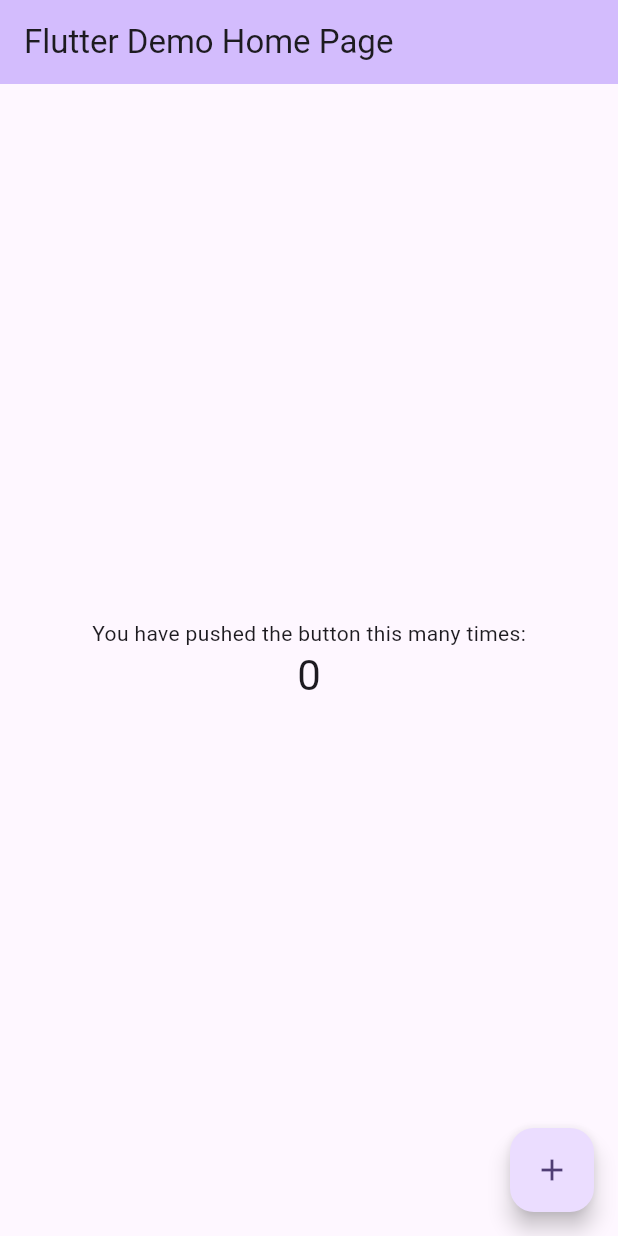
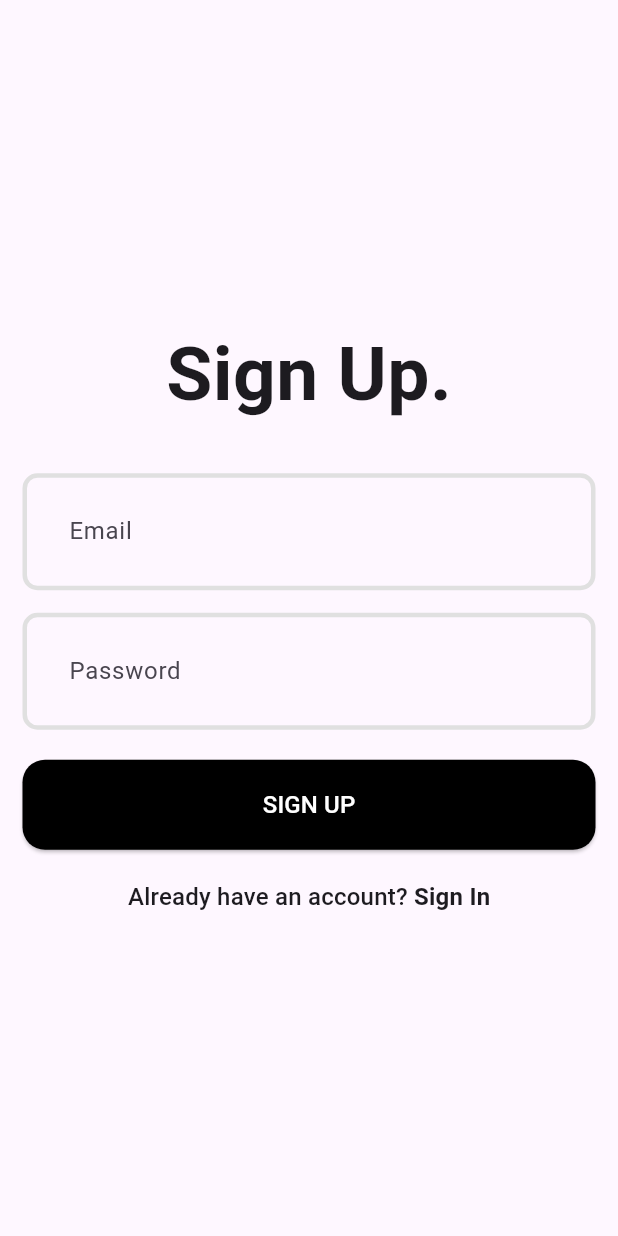
Before and after one commit to httpnaomi/securepay, a Flutter app: the screen it shows after launch, on a phone screen of 412 x 824 dp. Run offline on Flutter 3.47's test engine with Material 3 defaults, Android fonts, the phone set to English and light mode, and no system bars; our stand-ins replace firebase_core; accounts and stored records are empty; Roboto replaces fonts that are missing (Cera Pro).

Commit message:
update
Added sign in and sign up page as well as adding firebase dependancies now to
 work on authentication

```diff
--- a/lib/main.dart
+++ b/lib/main.dart
@@ -1,6 +1,14 @@
+import 'package:firebase_core/firebase_core.dart';
 import 'package:flutter/material.dart';
+import 'package:securepay/firebase_options.dart';
+import 'package:securepay/signup_page.dart';
 
-void main() {
+void main() async{
+  WidgetsFlutterBinding.ensureInitialized();
+  // Ensure that Firebase is initialized before running the app
+  await Firebase.initializeApp(
+    options: DefaultFirebaseOptions.currentPlatform,
+  );
   runApp(const MyApp());
 }
 
@@ -11,112 +19,37 @@ class MyApp extends StatelessWidget {
   @override
   Widget build(BuildContext context) {
     return MaterialApp(
-      title: 'Flutter Demo',
+      title: 'Task Management',
       theme: ThemeData(
-        // This is the theme of your application.
-        //
-        // TRY THIS: Try running your application with "flutter run". You'll see
-        // the application has a purple toolbar. Then, without quitting the app,
-        // try changing the seedColor in the colorScheme below to Colors.green
-        // and then invoke "hot reload" (save your changes or press the "hot
-        // reload" button in a Flutter-supported IDE, or press "r" if you used
-        // the command line to start the app).
-        //
-        // Notice that the counter didn't reset back to zero; the application
-        // state is not lost during the reload. To reset the state, use hot
-        // restart instead.
-        //
-        // This works for code too, not just values: Most code changes can be
-        // tested with just a hot reload.
-        colorScheme: ColorScheme.fromSeed(seedColor: Colors.deepPurple),
+        fontFamily: 'Cera Pro',
+        elevatedButtonTheme: ElevatedButtonThemeData(
+          style: ElevatedButton.styleFrom(
+            backgroundColor: Colors.black,
+            minimumSize: const Size(double.infinity, 60),
+            shape: RoundedRectangleBorder(
+              borderRadius: BorderRadius.circular(15),
+            ),
+          ),
+        ),
+        inputDecorationTheme: InputDecorationTheme(
+          contentPadding: const EdgeInsets.all(27),
+          enabledBorder: OutlineInputBorder(
+            borderSide: BorderSide(
+              color: Colors.grey.shade300,
+              width: 3,
+            ),
+            borderRadius: BorderRadius.circular(10),
+          ),
+          focusedBorder: OutlineInputBorder(
+            borderSide: const BorderSide(
+              // color: Pallete.gradient2,
+              width: 3,
+            ),
+            borderRadius: BorderRadius.circular(10),
+          ),
+        ),
       ),
-      home: const MyHomePage(title: 'Flutter Demo Home Page'),
+      home: const SignUpPage(),
     );
   }
 }
-
-class MyHomePage extends StatefulWidget {
-  const MyHomePage({super.key, required this.title});
-
-  // This widget is the home page of your application. It is stateful, meaning
-  // that it has a State object (defined below) that contains fields that affect
-  // how it looks.
-
-  // This class is the configuration for the state. It holds the values (in this
-  // case the title) provided by the parent (in this case the App widget) and
-  // used by the build method of the State. Fields in a Widget subclass are
-  // always marked "final".
-
-  final String title;
-
-  @override
-  State<MyHomePage> createState() => _MyHomePageState();
-}
-
-class _MyHomePageState extends State<MyHomePage> {
-  int _counter = 0;
-
-  void _incrementCounter() {
-    setState(() {
-      // This call to setState tells the Flutter framework that something has
-      // changed in this State, which causes it to rerun the build method below
-      // so that the display can reflect the updated values. If we changed
-      // _counter without calling setState(), then the build method would not be
-      // called again, and so nothing would appear to happen.
-      _counter++;
-    });
-  }
-
-  @override
-  Widget build(BuildContext context) {
-    // This method is rerun every time setState is called, for instance as done
-    // by the _incrementCounter method above.
-    //
-    // The Flutter framework has been optimized to make rerunning build methods
-    // fast, so that you can just rebuild anything that needs updating rather
-    // than having to individually change instances of widgets.
-    return Scaffold(
-      appBar: AppBar(
-        // TRY THIS: Try changing the color here to a specific color (to
-        // Colors.amber, perhaps?) and trigger a hot reload to see the AppBar
-        // change color while the other colors stay the same.
-        backgroundColor: Theme.of(context).colorScheme.inversePrimary,
-        // Here we take the value from the MyHomePage object that was created by
-        // the App.build method, and use it to set our appbar title.
-        title: Text(widget.title),
-      ),
-      body: Center(
-        // Center is a layout widget. It takes a single child and positions it
-        // in the middle of the parent.
-        child: Column(
-          // Column is also a layout widget. It takes a list of children and
-          // arranges them vertically. By default, it sizes itself to fit its
-          // children horizontally, and tries to be as tall as its parent.
-          //
-          // Column has various properties to control how it sizes itself and
-          // how it positions its children. Here we use mainAxisAlignment to
-          // center the children vertically; the main axis here is the vertical
-          // axis because Columns are vertical (the cross axis would be
-          // horizontal).
-          //
-          // TRY THIS: Invoke "debug painting" (choose the "Toggle Debug Paint"
-          // action in the IDE, or press "p" in the console), to see the
-          // wireframe for each widget.
-          mainAxisAlignment: MainAxisAlignment.center,
-          children: <Widget>[
-            const Text('You have pushed the button this many times:'),
-            Text(
-              '$_counter',
-              style: Theme.of(context).textTheme.headlineMedium,
-            ),
-          ],
-        ),
-      ),
-      floatingActionButton: FloatingActionButton(
-        onPressed: _incrementCounter,
-        tooltip: 'Increment',
-        child: const Icon(Icons.add),
-      ), // This trailing comma makes auto-formatting nicer for build methods.
-    );
-  }
-}
--- /dev/null
+++ b/lib/signup_page.dart
@@ -0,0 +1,97 @@
+import 'package:flutter/material.dart';
+import 'package:securepay/login_page.dart';
+
+class SignUpPage extends StatefulWidget {
+  static route() => MaterialPageRoute(
+        builder: (context) => const SignUpPage(),
+      );
+  const SignUpPage({super.key});
+
+  @override
+  State<SignUpPage> createState() => _SignUpPageState();
+}
+
+class _SignUpPageState extends State<SignUpPage> {
+  final emailController = TextEditingController();
+  final passwordController = TextEditingController();
+  final formKey = GlobalKey<FormState>();
+
+  @override
+  void dispose() {
+    emailController.dispose();
+    passwordController.dispose();
+    super.dispose();
+  }
+
+  @override
+  Widget build(BuildContext context) {
+    return Scaffold(
+      body: Padding(
+        padding: const EdgeInsets.all(15.0),
+        child: Form(
+          key: formKey,
+          child: Column(
+            mainAxisAlignment: MainAxisAlignment.center,
+            children: [
+              const Text(
+                'Sign Up.',
+                style: TextStyle(
+                  fontSize: 50,
+                  fontWeight: FontWeight.bold,
+                ),
+              ),
+              const SizedBox(height: 10),
+              const SizedBox(height: 20),
+              TextFormField(
+                controller: emailController,
+                decoration: const InputDecoration(
+                  hintText: 'Email',
+                ),
+              ),
+              const SizedBox(height: 15),
+              TextFormField(
+                controller: passwordController,
+                decoration: const InputDecoration(
+                  hintText: 'Password',
+                ),
+                obscureText: true,
+              ),
+              const SizedBox(height: 20),
+              ElevatedButton(
+                onPressed: () {},
+                child: const Text(
+                  'SIGN UP',
+                  style: TextStyle(
+                    fontSize: 16,
+                    color: Colors.white,
+                  ),
+                ),
+              ),
+              const SizedBox(height: 20),
+              GestureDetector(
+                onTap: () {
+                  Navigator.push(context, LoginPage.route());
+                },
+                child: RichText(
+                  text: TextSpan(
+                    text: 'Already have an account? ',
+                    style: Theme.of(context).textTheme.titleMedium,
+                    children: [
+                      TextSpan(
+                        text: 'Sign In',
+                        style:
+                            Theme.of(context).textTheme.titleMedium?.copyWith(
+                                  fontWeight: FontWeight.bold,
+                                ),
+                      ),
+                    ],
+                  ),
+                ),
+              ),
+            ],
+          ),
+        ),
+      ),
+    );
+  }
+}
--- a/pubspec.yaml
+++ b/pubspec.yaml
@@ -34,7 +34,8 @@ dependencies:
   # The following adds the Cupertino Icons font to your application.
   # Use with the CupertinoIcons class for iOS style icons.
   cupertino_icons: ^1.0.8
-  firebase_auth: ^4.10.0
+
+  firebase_core: ^3.15.1
 
 dev_dependencies:
   flutter_test:
```
Also changed, not shown: lib/login_page.dart (added, +97 -0 lines), firebase.json (added), lib/firebase_options.dart (added), pubspec.lock, 6 other files.
